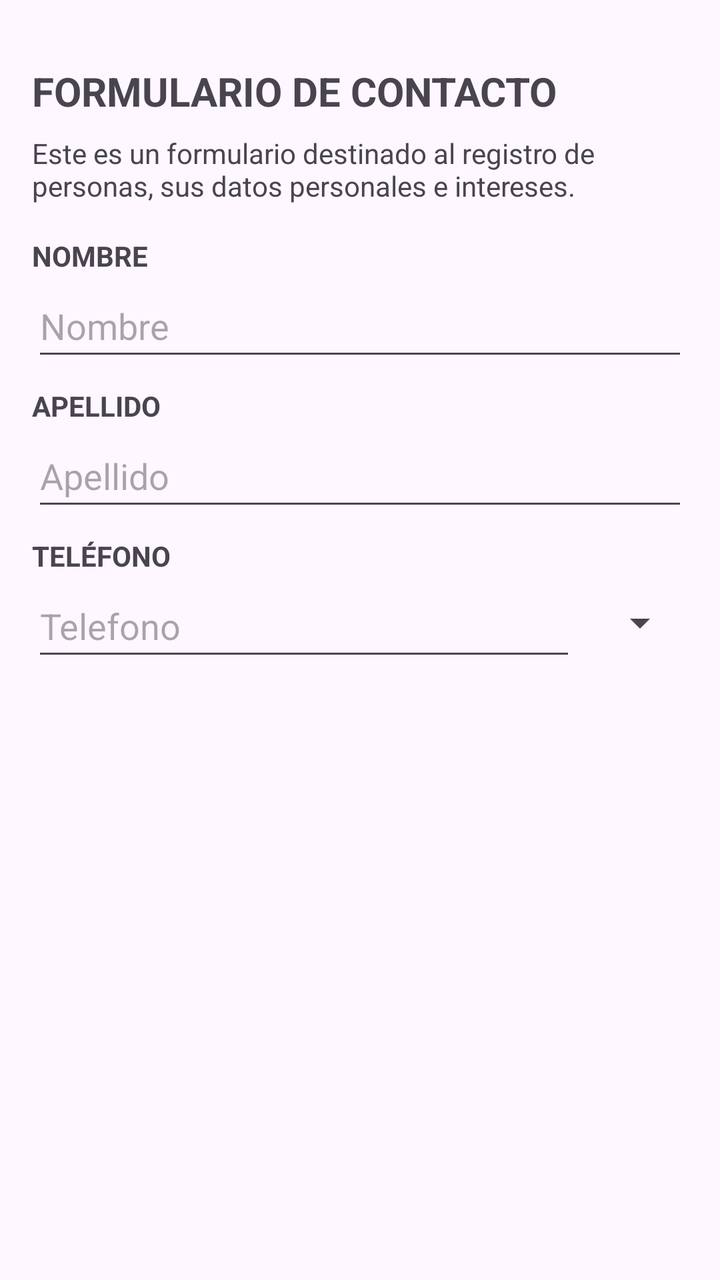
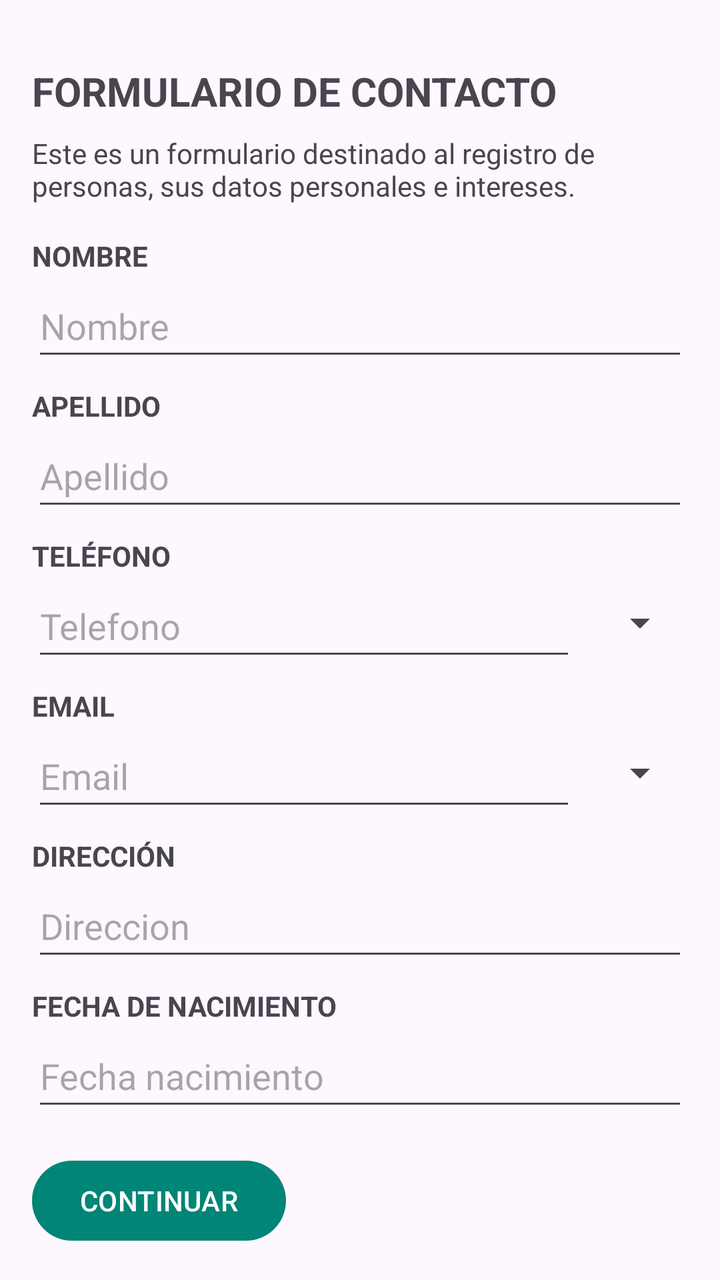

Screens rendered from an Android XML layout before and after an edit, with the pre-edit source and the edit as a unified diff.
<!-- AndroidManifest.xml: application theme Theme.TP6_GRUPO_11 -->
<!-- res/layout/activity_agregar_contacto.xml -->
<?xml version="1.0" encoding="utf-8"?>
<ScrollView xmlns:android="http://schemas.android.com/apk/res/android"
    xmlns:tools="http://schemas.android.com/tools"
    android:layout_width="match_parent"
    android:layout_height="match_parent"
    android:fitsSystemWindows="true"
    android:fillViewport="true"
    android:padding="16dp"
    tools:ignore="HardcodedText">

    <LinearLayout
        android:layout_width="match_parent"
        android:layout_height="wrap_content"
        android:orientation="vertical"
        android:paddingTop="16dp">

        <TextView
            android:layout_width="match_parent"
            android:layout_height="wrap_content"
            android:text="FORMULARIO DE CONTACTO"
            android:textSize="20sp"
            android:textStyle="bold"
            android:layout_marginBottom="8dp" />

        <TextView
            android:layout_width="match_parent"
            android:layout_height="wrap_content"
            android:text="Este es un formulario destinado al registro de personas, sus datos personales e intereses."
            android:layout_marginBottom="16dp" />

        <TextView
            android:layout_width="wrap_content"
            android:layout_height="wrap_content"
            android:text="NOMBRE"
            android:textStyle="bold" />

        <EditText
            android:id="@+id/etNombre"
            android:layout_width="match_parent"
            android:layout_height="wrap_content"
            android:minHeight="48dp"
            android:hint="Nombre"
            android:inputType="textPersonName"
            android:importantForAutofill="no" />

        <TextView
            android:layout_width="wrap_content"
            android:layout_height="wrap_content"
            android:text="APELLIDO"
            android:textStyle="bold"
            android:layout_marginTop="8dp" />

        <EditText
            android:id="@+id/etApellido"
            android:layout_width="match_parent"
            android:layout_height="wrap_content"
            android:minHeight="48dp"
            android:hint="Apellido"
            android:inputType="textPersonName"
            android:importantForAutofill="no" />

        <TextView
            android:layout_width="wrap_content"
            android:layout_height="wrap_content"
            android:text="TELÉFONO"
            android:textStyle="bold"
            android:layout_marginTop="8dp" />

        <LinearLayout
            android:layout_width="match_parent"
            android:layout_height="wrap_content"
            android:orientation="horizontal"
            android:gravity="center_vertical">

            <EditText
                android:id="@+id/etTelefono"
                android:layout_width="0dp"
                android:layout_height="wrap_content"
                android:minHeight="48dp"
                android:layout_weight="1"
                android:hint="Telefono"
                android:inputType="phone"
                android:importantForAutofill="no" />

            <Spinner
                android:id="@+id/spTelefono"
                android:layout_width="wrap_content"
                android:layout_height="wrap_content"
                android:minHeight="48dp"
                android:layout_marginStart="8dp" />
        </LinearLayout>

    </LinearLayout>
</ScrollView>
<!-- resources referenced by this layout -->
<resources>
  <style name="Theme.TP6_GRUPO_11" parent="Base.Theme.TP6_GRUPO_11" />
  <style name="Base.Theme.TP6_GRUPO_11" parent="Theme.Material3.DayNight">
          <item name="colorPrimary">@color/verde_barra</item>
          <item name="actionBarStyle">@style/Widget.TP6.ActionBar</item>
          <item name="android:statusBarColor">@color/verde_barra_oscuro</item>
      </style>
  <color name="verde_barra">#008577</color>
  <style name="Widget.TP6.ActionBar" parent="Widget.AppCompat.ActionBar.Solid">
          <item name="background">@color/verde_barra</item>
          <item name="theme">@style/ThemeOverlay.AppCompat.Dark.ActionBar</item>
      </style>
  <color name="verde_barra_oscuro">#00574B</color>
</resources>

<!-- the commit's change to res/layout/activity_agregar_contacto.xml (unified diff, before → after) -->
@@ -90,5 +90,75 @@
                 android:layout_marginStart="8dp" />
         </LinearLayout>
 
+        <TextView
+            android:layout_width="wrap_content"
+            android:layout_height="wrap_content"
+            android:text="EMAIL"
+            android:textStyle="bold"
+            android:layout_marginTop="8dp" />
+
+        <LinearLayout
+            android:layout_width="match_parent"
+            android:layout_height="wrap_content"
+            android:orientation="horizontal"
+            android:gravity="center_vertical">
+
+            <EditText
+                android:id="@+id/etEmail"
+                android:layout_width="0dp"
+                android:layout_height="wrap_content"
+                android:minHeight="48dp"
+                android:layout_weight="1"
+                android:hint="Email"
+                android:inputType="textEmailAddress"
+                android:importantForAutofill="no" />
+
+            <Spinner
+                android:id="@+id/spEmail"
+                android:layout_width="wrap_content"
+                android:layout_height="wrap_content"
+                android:minHeight="48dp"
+                android:layout_marginStart="8dp" />
+        </LinearLayout>
+
+        <TextView
+            android:layout_width="wrap_content"
+            android:layout_height="wrap_content"
+            android:text="DIRECCIÓN"
+            android:textStyle="bold"
+            android:layout_marginTop="8dp" />
+
+        <EditText
+            android:id="@+id/etDireccion"
+            android:layout_width="match_parent"
+            android:layout_height="wrap_content"
+            android:minHeight="48dp"
+            android:hint="Direccion"
+            android:inputType="textPostalAddress"
+            android:importantForAutofill="no" />
+
+        <TextView
+            android:layout_width="wrap_content"
+            android:layout_height="wrap_content"
+            android:text="FECHA DE NACIMIENTO"
+            android:textStyle="bold"
+            android:layout_marginTop="8dp" />
+
+        <EditText
+            android:id="@+id/etFechaNacimiento"
+            android:layout_width="match_parent"
+            android:layout_height="wrap_content"
+            android:minHeight="48dp"
+            android:hint="Fecha nacimiento"
+            android:inputType="date"
+            android:importantForAutofill="no" />
+
+        <Button
+            android:id="@+id/btnContinuar"
+            android:layout_width="wrap_content"
+            android:layout_height="wrap_content"
+            android:layout_marginTop="16dp"
+            android:text="CONTINUAR" />
+
     </LinearLayout>
 </ScrollView>
